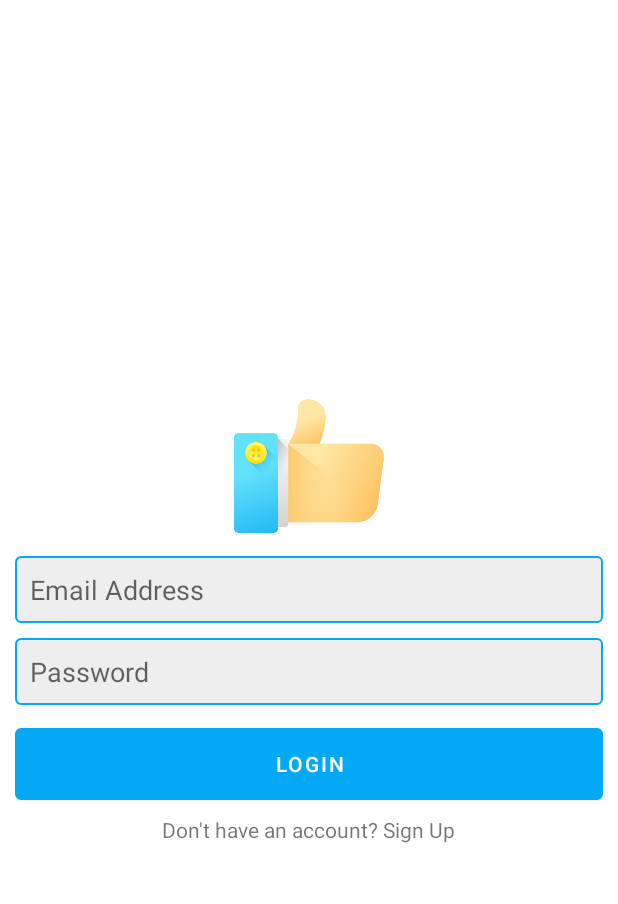
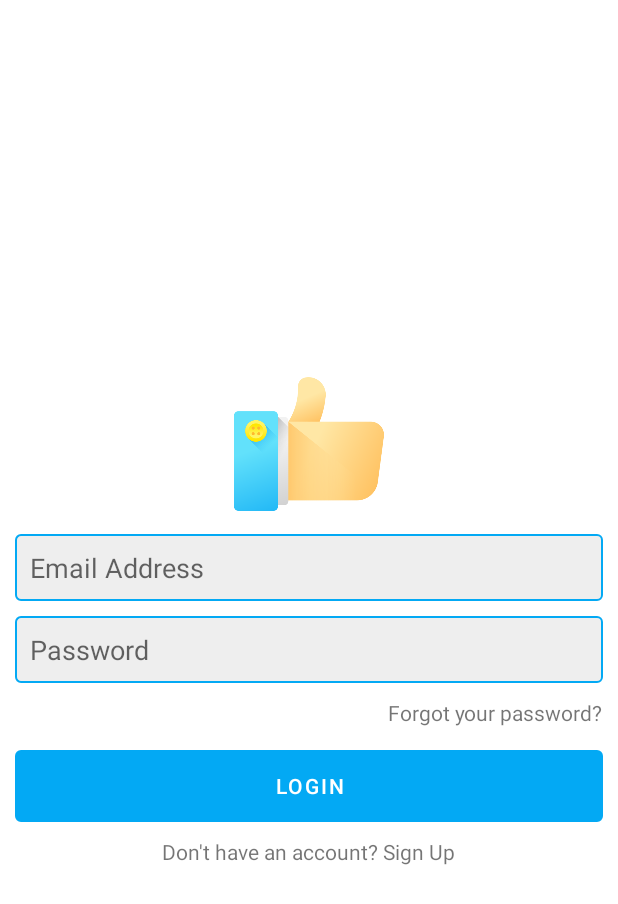
Before and after one commit to khanhduy1407/socify-android, an Android app: the screen it shows after launch (LoginActivity), on a phone screen of 412 x 824 dp. Shown: the top 904 px of the screen. Run offline under Robolectric (Android 15) with nearby library versions, the phone set to English and light mode, and no system bars; our stand-ins replace Firebase (no records; nobody signed in at launch, a user with empty details on screens opened directly).

Commit message:
chore: Forgot/Reset your Password

```diff
--- a/app/src/main/java/com/socify/app/ui/LoginActivity.java
+++ b/app/src/main/java/com/socify/app/ui/LoginActivity.java
@@ -28,7 +28,7 @@ public class LoginActivity extends AppCompatActivity {
 
   EditText email, password;
   Button login;
-  TextView txt_signup;
+  TextView txt_signup, forgot_password;
 
   FirebaseAuth auth;
 
@@ -41,8 +41,16 @@ public class LoginActivity extends AppCompatActivity {
     password = findViewById(R.id.password);
     login = findViewById(R.id.login);
     txt_signup = findViewById(R.id.txt_signup);
+    forgot_password = findViewById(R.id.forgot_password);
 
     auth = FirebaseAuth.getInstance();
+
+    forgot_password.setOnClickListener(new View.OnClickListener() {
+      @Override
+      public void onClick(View v) {
+        startActivity(new Intent(LoginActivity.this, ResetPasswordActivity.class));
+      }
+    });
 
     txt_signup.setOnClickListener(new View.OnClickListener() {
       @Override
--- a/app/src/main/res/layout/activity_login.xml
+++ b/app/src/main/res/layout/activity_login.xml
@@ -35,6 +35,15 @@
     android:hint="@string/password"
     android:inputType="textPassword" />
 
+  <TextView
+    android:id="@+id/forgot_password"
+    android:layout_width="wrap_content"
+    android:layout_height="wrap_content"
+    android:layout_marginTop="10dp"
+    android:gravity="center"
+    android:layout_gravity="end"
+    android:text="@string/forgot_your_password" />
+
   <Button
     android:id="@+id/login"
     android:layout_width="match_parent"
--- a/app/src/main/res/values/strings.xml
+++ b/app/src/main/res/values/strings.xml
@@ -49,4 +49,8 @@
   <string name="message">Message</string>
   <string name="seen">Seen</string>
   <string name="delivered">Delivered</string>
+  <string name="forgot_your_password">Forgot your password?</string>
+  <string name="reset">Reset</string>
+  <string name="by_clicking_reset_you_will_receive_an_email_to_reset_your_password">By clicking RESET, you will receive an email to reset your password</string>
+  <string name="reset_password">Reset Password</string>
 </resources>
```
Also changed, not shown: app/src/main/AndroidManifest.xml (+12 -8 lines), app/src/main/java/com/socify/app/ui/ResetPasswordActivity.java (added, +65 -0 lines), app/src/main/res/layout/activity_reset_password.xml (added, +48 -0 lines), 1 other file.
